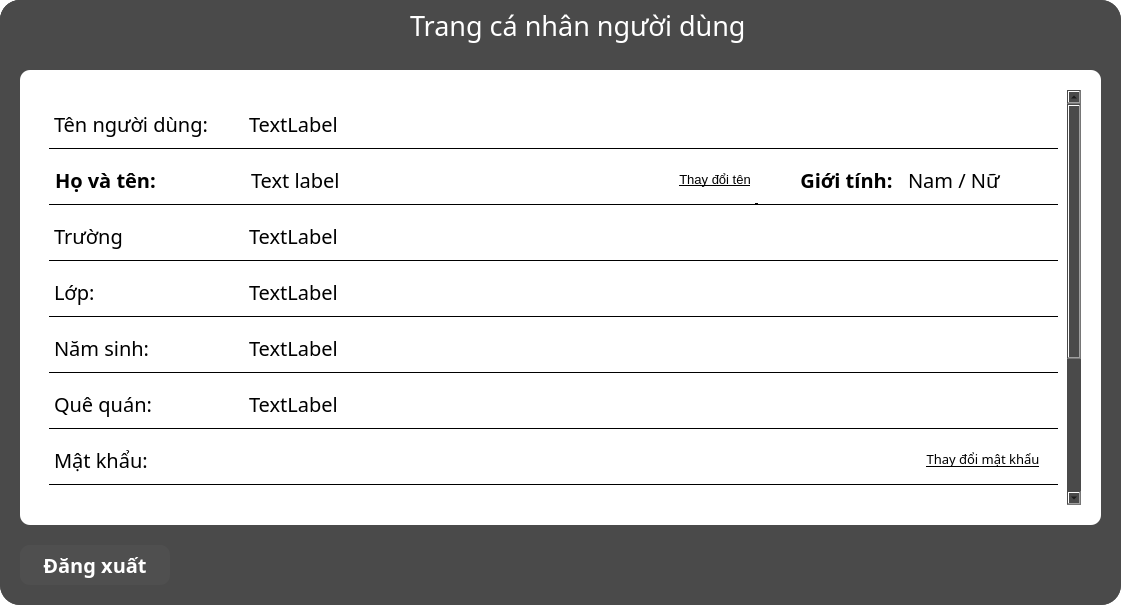
Above: UI_Files/profile_form.ui from hoangm960/Astraea before the change. Below: the same form after it.
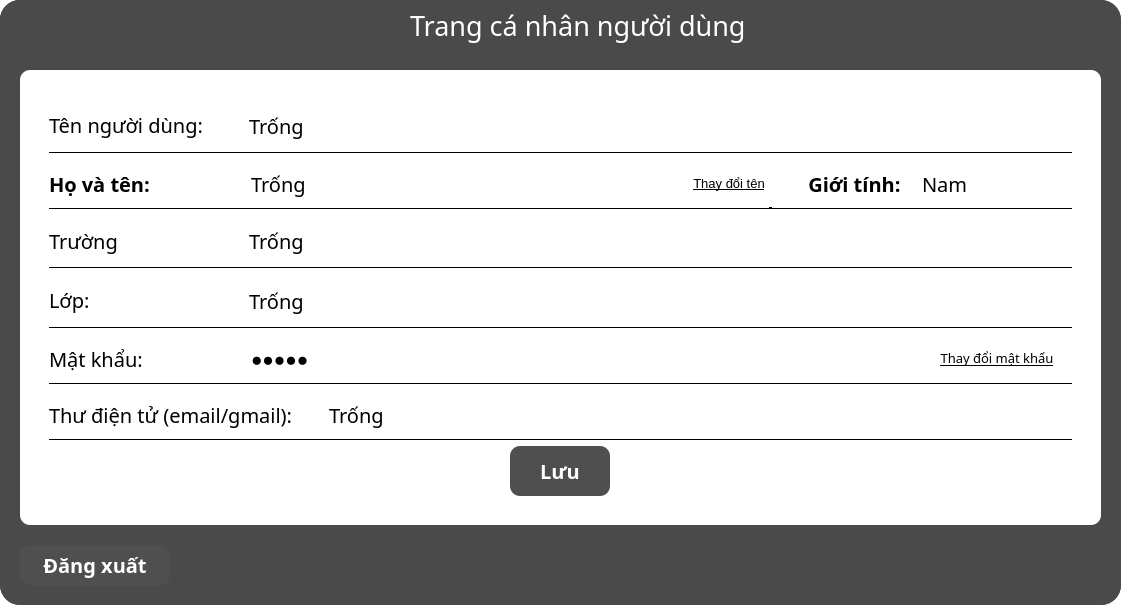
That is the form after the change. Icons and pictures are not drawn.

The edit to the form file:
```diff
--- a/UI_Files/profile_form.ui
+++ b/UI_Files/profile_form.ui
@@ -308,8 +308,8 @@
            <rect>
             <x>0</x>
             <y>0</y>
-            <width>1024</width>
-            <height>628</height>
+            <width>1041</width>
+            <height>415</height>
            </rect>
           </property>
           <property name="styleSheet">
@@ -373,6 +373,10 @@
                   <pointsize>15</pointsize>
                  </font>
                 </property>
+                <property name="styleSheet">
+                 <string notr="true">background: transparent;
+border: none;</string>
+                </property>
                 <property name="text">
                  <string>Tên người dùng:</string>
                 </property>
@@ -393,7 +397,7 @@
                  <string notr="true">border: none;</string>
                 </property>
                 <property name="text">
-                 <string>TextLabel</string>
+                 <string>Trống</string>
                 </property>
                </widget>
               </item>
@@ -487,6 +491,10 @@
                   <bold>true</bold>
                  </font>
                 </property>
+                <property name="styleSheet">
+                 <string notr="true">background: transparent;
+border: none;</string>
+                </property>
                 <property name="text">
                  <string>Họ và tên:</string>
                 </property>
@@ -517,7 +525,7 @@
 border:none;</string>
                 </property>
                 <property name="text">
-                 <string>Text label</string>
+                 <string>Trống</string>
                 </property>
                 <property name="readOnly">
                  <bool>true</bool>
@@ -612,6 +620,10 @@
                   <bold>true</bold>
                  </font>
                 </property>
+                <property name="styleSheet">
+                 <string notr="true">background: transparent;
+border: none;</string>
+                </property>
                 <property name="text">
                  <string>       Giới tính:</string>
                 </property>
@@ -638,10 +650,11 @@
                  </font>
                 </property>
                 <property name="styleSheet">
-                 <string notr="true">border: none;</string>
+                 <string notr="true">background: transparent;
+border: none;</string>
                 </property>
                 <property name="text">
-                 <string>Nam / Nữ</string>
+                 <string>Nam</string>
                 </property>
                </widget>
               </item>
@@ -727,6 +740,10 @@
                   <pointsize>15</pointsize>
                  </font>
                 </property>
+                <property name="styleSheet">
+                 <string notr="true">background: transparent;
+border: none;</string>
+                </property>
                 <property name="text">
                  <string>Trường</string>
                 </property>
@@ -744,7 +761,7 @@
                  <string notr="true">border: none;</string>
                 </property>
                 <property name="text">
-                 <string>TextLabel</string>
+                 <string>Trống</string>
                 </property>
                </widget>
               </item>
@@ -830,6 +847,10 @@
                   <pointsize>15</pointsize>
                  </font>
                 </property>
+                <property name="styleSheet">
+                 <string notr="true">background: transparent;
+border: none;</string>
+                </property>
                 <property name="text">
                  <string>Lớp:</string>
                 </property>
@@ -847,7 +868,7 @@
                  <string notr="true">border: none;</string>
                 </property>
                 <property name="text">
-                 <string>TextLabel</string>
+                 <string>Trống</string>
                 </property>
                </widget>
               </item>
@@ -877,212 +898,6 @@
              </layout>
             </widget>
            </item>
-           <item>
-            <widget class="QFrame" name="BirthFrame">
-             <property name="minimumSize">
-              <size>
-               <width>0</width>
-               <height>50</height>
-              </size>
-             </property>
-             <property name="styleSheet">
-              <string notr="true">QFrame {
-	border-bottom: 1px solid black;
-	border-radius: 0px;
-}</string>
-             </property>
-             <property name="frameShape">
-              <enum>QFrame::StyledPanel</enum>
-             </property>
-             <property name="frameShadow">
-              <enum>QFrame::Raised</enum>
-             </property>
-             <layout class="QHBoxLayout" name="horizontalLayout_8">
-              <property name="spacing">
-               <number>0</number>
-              </property>
-              <property name="leftMargin">
-               <number>0</number>
-              </property>
-              <property name="topMargin">
-               <number>0</number>
-              </property>
-              <property name="rightMargin">
-               <number>0</number>
-              </property>
-              <property name="bottomMargin">
-               <number>0</number>
-              </property>
-              <item>
-               <widget class="QLabel" name="label_Birth">
-                <property name="minimumSize">
-                 <size>
-                  <width>200</width>
-                  <height>50</height>
-                 </size>
-                </property>
-                <property name="maximumSize">
-                 <size>
-                  <width>200</width>
-                  <height>50</height>
-                 </size>
-                </property>
-                <property name="font">
-                 <font>
-                  <family>Montserrat</family>
-                  <pointsize>15</pointsize>
-                 </font>
-                </property>
-                <property name="text">
-                 <string>Năm sinh:</string>
-                </property>
-               </widget>
-              </item>
-              <item>
-               <widget class="QLabel" name="BirthBox">
-                <property name="font">
-                 <font>
-                  <family>iCiel Effra Regular</family>
-                  <pointsize>15</pointsize>
-                 </font>
-                </property>
-                <property name="styleSheet">
-                 <string notr="true">border: none;</string>
-                </property>
-                <property name="text">
-                 <string>TextLabel</string>
-                </property>
-               </widget>
-              </item>
-              <item>
-               <widget class="QPushButton" name="pushButton_4">
-                <property name="minimumSize">
-                 <size>
-                  <width>30</width>
-                  <height>50</height>
-                 </size>
-                </property>
-                <property name="maximumSize">
-                 <size>
-                  <width>30</width>
-                  <height>50</height>
-                 </size>
-                </property>
-                <property name="styleSheet">
-                 <string notr="true">image: url(:/images/icons/Edit.png);
-background: transparent;</string>
-                </property>
-                <property name="text">
-                 <string/>
-                </property>
-               </widget>
-              </item>
-             </layout>
-            </widget>
-           </item>
-           <item>
-            <widget class="QFrame" name="CountryFrame">
-             <property name="minimumSize">
-              <size>
-               <width>0</width>
-               <height>50</height>
-              </size>
-             </property>
-             <property name="styleSheet">
-              <string notr="true">QFrame {
-	border-bottom: 1px solid black;
-	border-radius: 0px;
-}</string>
-             </property>
-             <property name="frameShape">
-              <enum>QFrame::StyledPanel</enum>
-             </property>
-             <property name="frameShadow">
-              <enum>QFrame::Raised</enum>
-             </property>
-             <layout class="QHBoxLayout" name="horizontalLayout_9">
-              <property name="spacing">
-               <number>0</number>
-              </property>
-              <property name="leftMargin">
-               <number>0</number>
-              </property>
-              <property name="topMargin">
-               <number>0</number>
-              </property>
-              <property name="rightMargin">
-               <number>0</number>
-              </property>
-              <property name="bottomMargin">
-               <number>0</number>
-              </property>
-              <item>
-               <widget class="QLabel" name="label_country">
-                <property name="minimumSize">
-                 <size>
-                  <width>200</width>
-                  <height>50</height>
-                 </size>
-                </property>
-                <property name="maximumSize">
-                 <size>
-                  <width>200</width>
-                  <height>50</height>
-                 </size>
-                </property>
-                <property name="font">
-                 <font>
-                  <family>Montserrat</family>
-                  <pointsize>15</pointsize>
-                 </font>
-                </property>
-                <property name="text">
-                 <string>Quê quán:</string>
-                </property>
-               </widget>
-              </item>
-              <item>
-               <widget class="QLabel" name="CountryBox">
-                <property name="font">
-                 <font>
-                  <family>iCiel Effra Regular</family>
-                  <pointsize>15</pointsize>
-                 </font>
-                </property>
-                <property name="styleSheet">
-                 <string notr="true">border: none;</string>
-                </property>
-                <property name="text">
-                 <string>TextLabel</string>
-                </property>
-               </widget>
-              </item>
-              <item>
-               <widget class="QPushButton" name="pushButton_5">
-                <property name="minimumSize">
-                 <size>
-                  <width>30</width>
-                  <height>50</height>
-                 </size>
-                </property>
-                <property name="maximumSize">
-                 <size>
-                  <width>30</width>
-                  <height>50</height>
-                 </size>
-                </property>
-                <property name="styleSheet">
-                 <string notr="true">image: url(:/images/icons/Edit.png);
-background: transparent;</string>
-                </property>
-                <property name="text">
-                 <string/>
-                </property>
-               </widget>
-              </item>
-             </layout>
-            </widget>
-           </item>
            <item>
             <widget class="QFrame" name="PassFrame">
              <property name="minimumSize">
@@ -1145,6 +960,10 @@
                   <pointsize>15</pointsize>
                  </font>
                 </property>
+                <property name="styleSheet">
+                 <string notr="true">background: transparent;
+border: none;</string>
+                </property>
                 <property name="text">
                  <string>Mật khẩu:</string>
                 </property>
@@ -1168,6 +987,9 @@
 background: transparent;
 color: rgb(0,0,0);</string>
                 </property>
+                <property name="text">
+                 <string>Trống</string>
+                </property>
                 <property name="echoMode">
                  <enum>QLineEdit::Password</enum>
                 </property>
@@ -1276,6 +1098,10 @@
                   <pointsize>15</pointsize>
                  </font>
                 </property>
+                <property name="styleSheet">
+                 <string notr="true">background: transparent;
+border: none;</string>
+                </property>
                 <property name="text">
                  <string>Thư điện tử (email/gmail):</string>
                 </property>
@@ -1293,7 +1119,7 @@
                  <string notr="true">border: none;</string>
                 </property>
                 <property name="text">
-                 <string>TextLabel</string>
+                 <string>Trống</string>
                 </property>
                </widget>
               </item>
@@ -1323,224 +1149,6 @@
              </layout>
             </widget>
            </item>
-           <item>
-            <widget class="QFrame" name="TeleFrame">
-             <property name="minimumSize">
-              <size>
-               <width>0</width>
-               <height>50</height>
-              </size>
-             </property>
-             <property name="maximumSize">
-              <size>
-               <width>16777215</width>
-               <height>50</height>
-              </size>
-             </property>
-             <property name="styleSheet">
-              <string notr="true">QFrame {
-	border-bottom: 1px solid black;
-	border-radius: 0px;
-}</string>
-             </property>
-             <property name="frameShape">
-              <enum>QFrame::StyledPanel</enum>
-             </property>
-             <property name="frameShadow">
-              <enum>QFrame::Raised</enum>
-             </property>
-             <layout class="QHBoxLayout" name="horizontalLayout_12">
-              <property name="spacing">
-               <number>0</number>
-              </property>
-              <property name="leftMargin">
-               <number>0</number>
-              </property>
-              <property name="topMargin">
-               <number>0</number>
-              </property>
-              <property name="rightMargin">
-               <number>0</number>
-              </property>
-              <property name="bottomMargin">
-               <number>0</number>
-              </property>
-              <item>
-               <widget class="QLabel" name="label_Tele">
-                <property name="minimumSize">
-                 <size>
-                  <width>0</width>
-                  <height>50</height>
-                 </size>
-                </property>
-                <property name="maximumSize">
-                 <size>
-                  <width>150</width>
-                  <height>50</height>
-                 </size>
-                </property>
-                <property name="font">
-                 <font>
-                  <family>Montserrat</family>
-                  <pointsize>15</pointsize>
-                 </font>
-                </property>
-                <property name="text">
-                 <string>Số liên lạc:</string>
-                </property>
-               </widget>
-              </item>
-              <item>
-               <widget class="QLabel" name="TeleBox">
-                <property name="font">
-                 <font>
-                  <family>iCiel Effra Regular</family>
-                  <pointsize>15</pointsize>
-                 </font>
-                </property>
-                <property name="styleSheet">
-                 <string notr="true">border: none;</string>
-                </property>
-                <property name="text">
-                 <string>TextLabel</string>
-                </property>
-               </widget>
-              </item>
-              <item>
-               <widget class="QPushButton" name="pushButton_9">
-                <property name="minimumSize">
-                 <size>
-                  <width>30</width>
-                  <height>50</height>
-                 </size>
-                </property>
-                <property name="maximumSize">
-                 <size>
-                  <width>30</width>
-                  <height>50</height>
-                 </size>
-                </property>
-                <property name="styleSheet">
-                 <string notr="true">image: url(:/images/icons/Edit.png);
-background: transparent;</string>
-                </property>
-                <property name="text">
-                 <string/>
-                </property>
-               </widget>
-              </item>
-             </layout>
-            </widget>
-           </item>
-           <item>
-            <widget class="QFrame" name="AdressFrame">
-             <property name="minimumSize">
-              <size>
-               <width>0</width>
-               <height>50</height>
-              </size>
-             </property>
-             <property name="maximumSize">
-              <size>
-               <width>16777215</width>
-               <height>50</height>
-              </size>
-             </property>
-             <property name="styleSheet">
-              <string notr="true">QFrame {
-	border-bottom: 1px solid black;
-	border-radius: 0px;
-}</string>
-             </property>
-             <property name="frameShape">
-              <enum>QFrame::StyledPanel</enum>
-             </property>
-             <property name="frameShadow">
-              <enum>QFrame::Raised</enum>
-             </property>
-             <layout class="QHBoxLayout" name="horizontalLayout_13">
-              <property name="spacing">
-               <number>0</number>
-              </property>
-              <property name="leftMargin">
-               <number>0</number>
-              </property>
-              <property name="topMargin">
-               <number>0</number>
-              </property>
-              <property name="rightMargin">
-               <number>0</number>
-              </property>
-              <property name="bottomMargin">
-               <number>0</number>
-              </property>
-              <item>
-               <widget class="QLabel" name="label_adress">
-                <property name="minimumSize">
-                 <size>
-                  <width>170</width>
-                  <height>50</height>
-                 </size>
-                </property>
-                <property name="maximumSize">
-                 <size>
-                  <width>150</width>
-                  <height>50</height>
-                 </size>
-                </property>
-                <property name="font">
-                 <font>
-                  <family>Montserrat</family>
-                  <pointsize>15</pointsize>
-                 </font>
-                </property>
-                <property name="text">
-                 <string>Địa chỉ liên lạc:</string>
-                </property>
-               </widget>
-              </item>
-              <item>
-               <widget class="QLabel" name="AdressBox">
-                <property name="font">
-                 <font>
-                  <family>iCiel Effra Regular</family>
-                  <pointsize>15</pointsize>
-                 </font>
-                </property>
-                <property name="styleSheet">
-                 <string notr="true">border: none;</string>
-                </property>
-                <property name="text">
-                 <string>TextLabel</string>
-                </property>
-               </widget>
-              </item>
-              <item>
-               <widget class="QPushButton" name="pushButton_10">
-                <property name="minimumSize">
-                 <size>
-                  <width>30</width>
-                  <height>50</height>
-                 </size>
-                </property>
-                <property name="maximumSize">
-                 <size>
-                  <width>30</width>
-                  <height>50</height>
-                 </size>
-                </property>
-                <property name="styleSheet">
-                 <string notr="true">image: url(:/images/icons/Edit.png);
-background: transparent;</string>
-                </property>
-                <property name="text">
-                 <string/>
-                </property>
-               </widget>
-              </item>
-             </layout>
-            </widget>
-           </item>
            <item alignment="Qt::AlignHCenter">
             <widget class="QPushButton" name="Save_btn">
              <property name="minimumSize">
```
Left out of the diff: 19 changed lines with no effect on the pictures.
